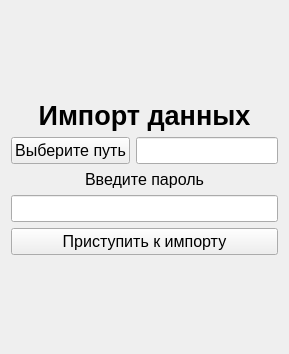
This is master_import_form.ui in Yavlados/VKR as Qt 5 draws it before an edit. The edited form follows.
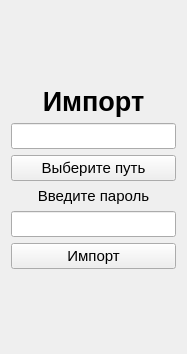
This is the edited form.

```diff
--- a/master_import_form.ui
+++ b/master_import_form.ui
@@ -6,7 +6,7 @@
    <rect>
     <x>0</x>
     <y>0</y>
-    <width>289</width>
+    <width>187</width>
     <height>354</height>
    </rect>
   </property>
@@ -16,7 +16,7 @@
   <property name="autoFillBackground">
    <bool>true</bool>
   </property>
-  <layout class="QVBoxLayout" name="verticalLayout_2">
+  <layout class="QVBoxLayout" name="verticalLayout_3">
    <item>
     <spacer name="verticalSpacer">
      <property name="orientation">
@@ -32,12 +32,6 @@
    </item>
    <item>
     <widget class="QLabel" name="label_5">
-     <property name="sizePolicy">
-      <sizepolicy hsizetype="Preferred" vsizetype="Preferred">
-       <horstretch>0</horstretch>
-       <verstretch>0</verstretch>
-      </sizepolicy>
-     </property>
      <property name="font">
       <font>
        <family>Arial</family>
@@ -47,7 +41,7 @@
       </font>
      </property>
      <property name="text">
-      <string>Импорт данных</string>
+      <string>Импорт</string>
      </property>
      <property name="alignment">
       <set>Qt::AlignCenter</set>
@@ -55,26 +49,7 @@
     </widget>
    </item>
    <item>
-    <layout class="QHBoxLayout" name="horizontalLayout">
-     <item>
-      <widget class="QPushButton" name="pb_directory_2">
-       <property name="sizePolicy">
-        <sizepolicy hsizetype="Fixed" vsizetype="Fixed">
-         <horstretch>0</horstretch>
-         <verstretch>0</verstretch>
-        </sizepolicy>
-       </property>
-       <property name="font">
-        <font>
-         <family>Arial</family>
-         <pointsize>12</pointsize>
-        </font>
-       </property>
-       <property name="text">
-        <string>Выберите путь</string>
-       </property>
-      </widget>
-     </item>
+    <layout class="QVBoxLayout" name="verticalLayout_2">
      <item>
       <widget class="QLineEdit" name="le_file_path_2">
        <property name="sizePolicy">
@@ -85,7 +60,7 @@
        </property>
        <property name="font">
         <font>
-         <pointsize>12</pointsize>
+         <pointsize>11</pointsize>
         </font>
        </property>
        <property name="readOnly">
@@ -93,6 +68,19 @@
        </property>
       </widget>
      </item>
+     <item>
+      <widget class="QPushButton" name="pb_directory_2">
+       <property name="font">
+        <font>
+         <family>Arial</family>
+         <pointsize>11</pointsize>
+        </font>
+       </property>
+       <property name="text">
+        <string>Выберите путь</string>
+       </property>
+      </widget>
+     </item>
     </layout>
    </item>
    <item>
@@ -105,7 +93,7 @@
        <property name="font">
         <font>
          <family>Arial</family>
-         <pointsize>12</pointsize>
+         <pointsize>11</pointsize>
         </font>
        </property>
        <property name="text">
@@ -120,7 +108,7 @@
       <widget class="QLineEdit" name="le_password_2">
        <property name="font">
         <font>
-         <pointsize>12</pointsize>
+         <pointsize>11</pointsize>
         </font>
        </property>
       </widget>
@@ -131,19 +119,13 @@
     <layout class="QVBoxLayout" name="verticalLayout">
      <item>
       <widget class="QPushButton" name="pushButton">
-       <property name="sizePolicy">
-        <sizepolicy hsizetype="Ignored" vsizetype="Fixed">
-         <horstretch>0</horstretch>
-         <verstretch>0</verstretch>
-        </sizepolicy>
-       </property>
        <property name="font">
         <font>
-         <pointsize>12</pointsize>
+         <pointsize>11</pointsize>
         </font>
        </property>
        <property name="text">
-        <string>Приступить к импорту</string>
+        <string>Импорт</string>
        </property>
       </widget>
      </item>
```
